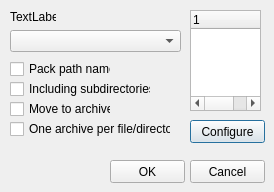
Qt form FileCommander/FileSystem/Archive/PackFilesDialog.ui (martin-kudlicka/file-commander) before a commit.
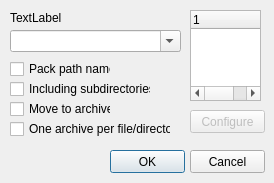
The same form after that commit.

Commit message: + Pack files dialog preparation * cOptionsDialog::GetPackerPluginInfo moved to cArchiveCommon class * crash when reloading directory content without content plugins fixed (bug 1828808) * release

Patch:
```diff
--- a/FileCommander/FileSystem/Archive/PackFilesDialog.ui
+++ b/FileCommander/FileSystem/Archive/PackFilesDialog.ui
@@ -6,7 +6,7 @@
     <x>0</x>
     <y>0</y>
     <width>274</width>
-    <height>192</height>
+    <height>183</height>
    </rect>
   </property>
   <property name="windowTitle" >
@@ -17,8 +17,8 @@
     <rect>
      <x>10</x>
      <y>10</y>
-     <width>46</width>
-     <height>14</height>
+     <width>91</width>
+     <height>16</height>
     </rect>
    </property>
    <property name="text" >
@@ -83,7 +83,7 @@
      <x>190</x>
      <y>10</y>
      <width>71</width>
-     <height>101</height>
+     <height>91</height>
     </rect>
    </property>
    <property name="selectionBehavior" >
@@ -101,24 +101,11 @@
     </property>
    </column>
   </widget>
-  <widget class="QPushButton" name="qpbConfigure" >
-   <property name="geometry" >
-    <rect>
-     <x>190</x>
-     <y>120</y>
-     <width>75</width>
-     <height>23</height>
-    </rect>
-   </property>
-   <property name="text" >
-    <string>Configure</string>
-   </property>
-  </widget>
   <widget class="QPushButton" name="qpbOK" >
    <property name="geometry" >
     <rect>
      <x>110</x>
-     <y>160</y>
+     <y>150</y>
      <width>75</width>
      <height>23</height>
     </rect>
@@ -131,7 +118,7 @@
    <property name="geometry" >
     <rect>
      <x>190</x>
-     <y>160</y>
+     <y>150</y>
      <width>75</width>
      <height>23</height>
     </rect>
@@ -149,6 +136,25 @@
      <height>22</height>
     </rect>
    </property>
+   <property name="editable" >
+    <bool>true</bool>
+   </property>
+  </widget>
+  <widget class="QPushButton" name="qpbConfigurePackerPlugin" >
+   <property name="enabled" >
+    <bool>false</bool>
+   </property>
+   <property name="geometry" >
+    <rect>
+     <x>190</x>
+     <y>110</y>
+     <width>75</width>
+     <height>23</height>
+    </rect>
+   </property>
+   <property name="text" >
+    <string>Configure</string>
+   </property>
   </widget>
  </widget>
  <resources/>
```
Left out of the diff: 26 changed lines with no effect on the pictures. The commit also changes 13 other files.
